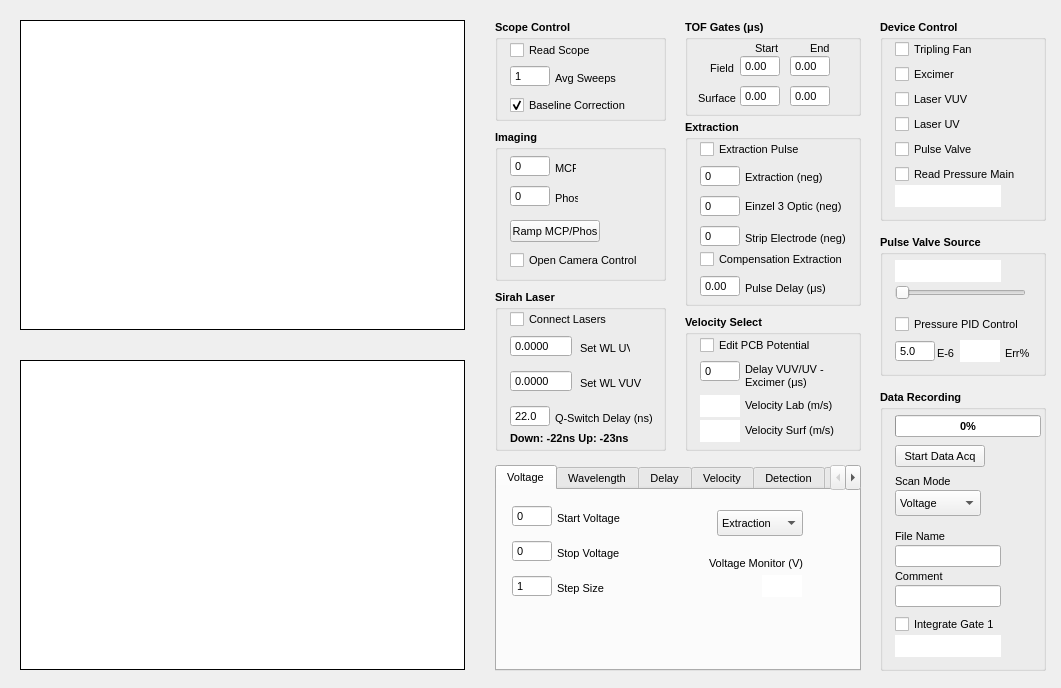
First picture: the form in rsdgui.ui, repository mikekohlhoff/ryexpctl, before the edit.
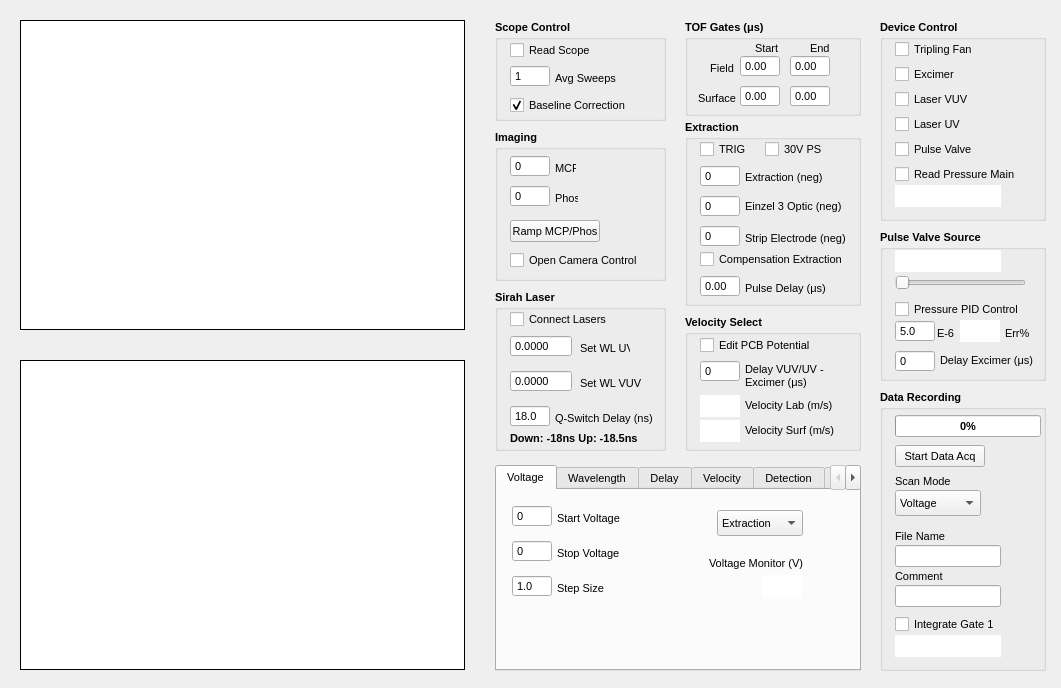
Second picture: the form after the edit. The open tabs and pages were chosen to show the change. Custom widgets are drawn as their Qt base class.

Commit message: Support for scanning with Tenman power supply

```diff
--- a/rsdgui.ui
+++ b/rsdgui.ui
@@ -517,7 +517,7 @@
      <rect>
       <x>15</x>
       <y>20</y>
-      <width>116</width>
+      <width>46</width>
       <height>18</height>
      </rect>
     </property>
@@ -529,7 +529,7 @@
      </font>
     </property>
     <property name="text">
-     <string>Extraction Pulse</string>
+     <string>TRIG</string>
     </property>
    </widget>
    <widget class="QSpinBox" name="inp_voltStrip">
@@ -626,6 +626,26 @@
      <string>Compensation Extraction</string>
     </property>
    </widget>
+   <widget class="QCheckBox" name="chk_tenmaactive">
+    <property name="geometry">
+     <rect>
+      <x>80</x>
+      <y>20</y>
+      <width>61</width>
+      <height>18</height>
+     </rect>
+    </property>
+    <property name="font">
+     <font>
+      <pointsize>8</pointsize>
+      <weight>50</weight>
+      <bold>false</bold>
+     </font>
+    </property>
+    <property name="text">
+     <string>30V PS</string>
+    </property>
+   </widget>
   </widget>
   <widget class="QGroupBox" name="groupBox_DataAcq">
    <property name="geometry">
@@ -1540,7 +1560,7 @@
      <double>0.250000000000000</double>
     </property>
     <property name="value">
-     <double>22.000000000000000</double>
+     <double>18.000000000000000</double>
     </property>
    </widget>
    <widget class="QLabel" name="label_45">
@@ -1568,7 +1588,7 @@
      <rect>
       <x>15</x>
       <y>135</y>
-      <width>136</width>
+      <width>156</width>
       <height>26</height>
      </rect>
     </property>
@@ -1580,7 +1600,7 @@
      </font>
     </property>
     <property name="text">
-     <string>Down: -22ns Up: -23ns</string>
+     <string>Down: -18ns Up: -18.5ns</string>
     </property>
     <property name="wordWrap">
      <bool>true</bool>
@@ -1804,7 +1824,7 @@
     <attribute name="title">
      <string>Voltage</string>
     </attribute>
-    <widget class="QSpinBox" name="inp_incrField">
+    <widget class="QDoubleSpinBox" name="inp_incrField">
      <property name="geometry">
       <rect>
        <x>15</x>
@@ -1846,14 +1866,11 @@
      <property name="keyboardTracking">
       <bool>true</bool>
      </property>
-     <property name="minimum">
+     <property name="decimals">
       <number>1</number>
      </property>
-     <property name="maximum">
-      <number>100</number>
-     </property>
      <property name="value">
-      <number>1</number>
+      <double>1.000000000000000</double>
      </property>
     </widget>
     <widget class="QLabel" name="label_21">
@@ -4824,9 +4841,9 @@
    <property name="geometry">
     <rect>
      <x>880</x>
-     <y>235</y>
+     <y>230</y>
      <width>166</width>
-     <height>141</height>
+     <height>151</height>
     </rect>
    </property>
    <property name="font">
@@ -4842,7 +4859,7 @@
     <property name="geometry">
      <rect>
       <x>15</x>
-      <y>50</y>
+      <y>45</y>
       <width>131</width>
       <height>16</height>
      </rect>
@@ -4867,7 +4884,7 @@
     <property name="geometry">
      <rect>
       <x>15</x>
-      <y>25</y>
+      <y>20</y>
       <width>106</width>
       <height>22</height>
      </rect>
@@ -4911,7 +4928,7 @@
     <property name="geometry">
      <rect>
       <x>15</x>
-      <y>80</y>
+      <y>70</y>
       <width>126</width>
       <height>18</height>
      </rect>
@@ -4934,7 +4951,7 @@
     <property name="geometry">
      <rect>
       <x>15</x>
-      <y>105</y>
+      <y>90</y>
       <width>40</width>
       <height>22</height>
      </rect>
@@ -4995,7 +5012,7 @@
     <property name="geometry">
      <rect>
       <x>57</x>
-      <y>110</y>
+      <y>95</y>
       <width>23</width>
       <height>16</height>
      </rect>
@@ -5014,7 +5031,7 @@
     <property name="geometry">
      <rect>
       <x>80</x>
-      <y>105</y>
+      <y>90</y>
       <width>40</width>
       <height>22</height>
      </rect>
@@ -5058,7 +5075,7 @@
     <property name="geometry">
      <rect>
       <x>125</x>
-      <y>110</y>
+      <y>95</y>
       <width>31</width>
       <height>16</height>
      </rect>
@@ -5073,6 +5090,86 @@
      <string>Err%</string>
     </property>
    </widget>
+   <widget class="QSpinBox" name="inp_excimerdelay">
+    <property name="enabled">
+     <bool>true</bool>
+    </property>
+    <property name="geometry">
+     <rect>
+      <x>15</x>
+      <y>120</y>
+      <width>40</width>
+      <height>22</height>
+     </rect>
+    </property>
+    <property name="sizePolicy">
+     <sizepolicy hsizetype="Fixed" vsizetype="Fixed">
+      <horstretch>0</horstretch>
+      <verstretch>0</verstretch>
+     </sizepolicy>
+    </property>
+    <property name="minimumSize">
+     <size>
+      <width>40</width>
+      <height>22</height>
+     </size>
+    </property>
+    <property name="maximumSize">
+     <size>
+      <width>40</width>
+      <height>16777215</height>
+     </size>
+    </property>
+    <property name="font">
+     <font>
+      <weight>50</weight>
+      <bold>false</bold>
+     </font>
+    </property>
+    <property name="mouseTracking">
+     <bool>true</bool>
+    </property>
+    <property name="wrapping">
+     <bool>false</bool>
+    </property>
+    <property name="frame">
+     <bool>true</bool>
+    </property>
+    <property name="buttonSymbols">
+     <enum>QAbstractSpinBox::NoButtons</enum>
+    </property>
+    <property name="keyboardTracking">
+     <bool>true</bool>
+    </property>
+    <property name="maximum">
+     <number>2000</number>
+    </property>
+    <property name="singleStep">
+     <number>10</number>
+    </property>
+   </widget>
+   <widget class="QLabel" name="label_48">
+    <property name="geometry">
+     <rect>
+      <x>60</x>
+      <y>115</y>
+      <width>96</width>
+      <height>31</height>
+     </rect>
+    </property>
+    <property name="font">
+     <font>
+      <weight>50</weight>
+      <bold>false</bold>
+     </font>
+    </property>
+    <property name="text">
+     <string>Delay Excimer (μs)</string>
+    </property>
+    <property name="wordWrap">
+     <bool>true</bool>
+    </property>
+   </widget>
   </widget>
   <widget class="QGroupBox" name="groupBox_MCP">
    <property name="geometry">
```
Left out of the diff: 18 changed lines with no effect on the pictures. The commit also changes 2 other files.
